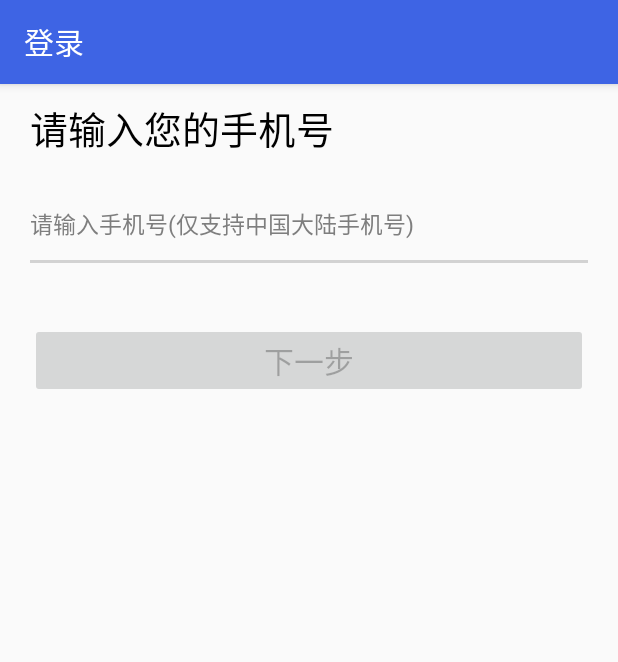
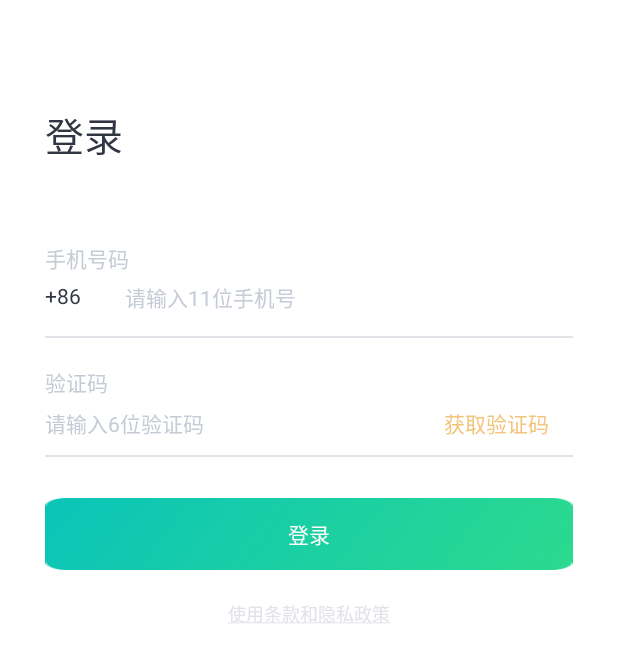
Before and after one commit to liyanfeng25/android-chat, an Android app: the screen it shows after launch (SMSLoginActivity), on a phone screen of 412 x 824 dp. Shown: the top 662 px of the screen. Run offline under Robolectric (Android 15) with nearby library versions, the phone set to English and light mode, and no system bars; our stand-ins replace ButterKnife; libraries missing offline, so code that uses them is left out: com.huawei.hms, com.meizu.cloud, com.tencent.bugly; pictures from the network do not load; 9 statements that could not run were skipped.

Commit message:
登录页面绘制，

```diff
--- a/chat/src/main/java/cn/wildfire/chat/app/login/SMSLoginActivity.java
+++ b/chat/src/main/java/cn/wildfire/chat/app/login/SMSLoginActivity.java
@@ -1,34 +1,129 @@
 package cn.wildfire.chat.app.login;
 
-import android.content.Intent;
+import android.graphics.Color;
+import android.os.Build;
+import android.os.Bundle;
+import android.os.Handler;
 import android.text.Editable;
+import android.view.View;
+import android.view.Window;
+import android.view.WindowManager;
 import android.widget.Button;
 import android.widget.EditText;
+import android.widget.TextView;
+import android.widget.Toast;
+
+import androidx.annotation.Nullable;
+
+import java.util.HashMap;
+import java.util.Map;
 
 import butterknife.Bind;
 import butterknife.OnClick;
 import butterknife.OnTextChanged;
+import cn.wildfire.chat.app.Config;
 import cn.wildfire.chat.kit.WfcBaseActivity;
+import cn.wildfire.chat.kit.net.OKHttpHelper;
+import cn.wildfire.chat.kit.net.SimpleCallback;
+import cn.wildfire.chat.kit.net.base.StatusResult;
 import cn.wildfirechat.chat.R;
 
 public class SMSLoginActivity extends WfcBaseActivity {
-    @Bind(R.id.loginButton)
-    Button loginButton;
-    @Bind(R.id.phoneNumberEditText)
-    EditText phoneNumberEditText;
+
+    @Bind(R.id.phone_number_editText)
+    private EditText phoneNumberEditText;
+
+    @Bind(R.id.verify_code_editText)
+    private EditText verifyCodeEditText;
+
+    @Bind(R.id.get_verify_code)
+    private TextView getVerifyCode;
+
+    @Bind(R.id.btn_login)
+    private Button loginButton;
+
+    private Handler handler = new Handler();
 
     @Override
-    protected int contentLayout() {
-        return R.layout.login_activity_sms;
+    public void onCreate(@Nullable Bundle savedInstanceState) {
+        super.onCreate(savedInstanceState);
+        setStatusBarFullTransparent();
     }
 
-    @OnTextChanged(value = R.id.phoneNumberEditText, callback = OnTextChanged.Callback.AFTER_TEXT_CHANGED)
+    //监听手机号的变化
+    @OnTextChanged(value = R.id.phone_number_editText, callback = OnTextChanged.Callback.AFTER_TEXT_CHANGED)
     void inputPhoneNumber(Editable editable) {
         String phone = editable.toString().trim();
         if (phone.length() == 11) {
-            loginButton.setEnabled(true);
+
+            loginButton.setClickable(true);
+            getVerifyCode.setClickable(true);
         } else {
-            loginButton.setEnabled(false);
+
+            loginButton.setClickable(false);
+            getVerifyCode.setClickable(false);
+        }
+    }
+
+    @OnClick(R.id.get_verify_code)
+    void getVerifyCode() {
+
+        getVerifyCode.setEnabled(false);
+
+        handler.postDelayed(new Runnable() {
+            @Override
+            public void run() {
+                if (!isFinishing()) {
+                    getVerifyCode.setEnabled(true);
+                }
+            }
+        }, 60 * 1000);
+
+        String url = "http://" + Config.APP_SERVER_HOST + ":" + Config.APP_SERVER_PORT + "/send_code";
+        Map<String, String> params = new HashMap<>();
+        params.put("mobile", phoneNumberEditText.getText().toString());
+        OKHttpHelper.post(url, params, new SimpleCallback<StatusResult>() {
+            @Override
+            public void onUiSuccess(StatusResult statusResult) {
+                if (statusResult.getCode() == 0) {
+                    Toast.makeText(SMSLoginActivity.this, "发送验证码成功", Toast.LENGTH_SHORT).show();
+                } else {
+                    Toast.makeText(SMSLoginActivity.this, "发送验证码失败: " + statusResult.getCode(), Toast.LENGTH_SHORT).show();
+                }
+            }
+
+            @Override
+            public void onUiFailure(int code, String msg) {
+                Toast.makeText(SMSLoginActivity.this, "发送验证码失败: " + msg, Toast.LENGTH_SHORT).show();
+            }
+        });
+
+    }
+
+    @OnClick(R.id.btn_login)
+    void login() {
+        String phoneNumber = phoneNumberEditText.getText().toString().trim();
+    }
+
+    /**
+     * 设置状态栏透明同时设置虚拟按钮隐藏
+     */
+    protected void setStatusBarFullTransparent() {
+
+        //5.0
+        if (Build.VERSION.SDK_INT >= Build.VERSION_CODES.LOLLIPOP) {
+
+            Window window = getWindow();
+            window.clearFlags(WindowManager.LayoutParams.FLAG_TRANSLUCENT_STATUS);
+            window.getDecorView().setSystemUiVisibility(
+                    View.SYSTEM_UI_FLAG_LAYOUT_FULLSCREEN
+                            | View.SYSTEM_UI_FLAG_LAYOUT_STABLE
+                            | View.SYSTEM_UI_FLAG_HIDE_NAVIGATION
+                            | View.SYSTEM_UI_FLAG_IMMERSIVE);
+            window.addFlags(WindowManager.LayoutParams.FLAG_DRAWS_SYSTEM_BAR_BACKGROUNDS);
+            window.setStatusBarColor(Color.TRANSPARENT);
+        } else if (Build.VERSION.SDK_INT >= 19) {//19表示4.4
+            getWindow().addFlags(WindowManager.LayoutParams.FLAG_TRANSLUCENT_STATUS);
         }
     }
 
@@ -37,11 +132,8 @@ public class SMSLoginActivity extends WfcBaseActivity {
         return false;
     }
 
-    @OnClick(R.id.loginButton)
-    void login() {
-        String phoneNumber = phoneNumberEditText.getText().toString().trim();
-        Intent intent = new Intent(SMSLoginActivity.this, AuthCodeActivity.class);
-        intent.putExtra("phoneNumber", phoneNumber);
-        startActivity(intent);
+    @Override
+    protected int contentLayout() {
+        return R.layout.login_activity_sms;
     }
 }
--- a/chat/src/main/res/layout/login_activity_sms.xml
+++ b/chat/src/main/res/layout/login_activity_sms.xml
@@ -1,91 +1,124 @@
 <?xml version="1.0" encoding="utf-8"?>
-<LinearLayout xmlns:android="http://schemas.android.com/apk/res/android"
+<RelativeLayout xmlns:android="http://schemas.android.com/apk/res/android"
     android:layout_width="match_parent"
     android:layout_height="match_parent"
-    android:orientation="vertical">
-
-    <include layout="@layout/toolbar" />
-
-    <LinearLayout
-        android:layout_width="match_parent"
-        android:layout_height="wrap_content"
-        android:orientation="vertical"
-        android:paddingLeft="20dp"
-        android:paddingRight="20dp">
+    android:background="@color/white">
 
     <TextView
         android:layout_width="wrap_content"
         android:layout_height="wrap_content"
-            android:layout_marginTop="10dp"
-            android:text="请输入您的手机号"
-            android:textColor="@color/black"
-            android:textSize="25sp" />
+        android:layout_marginLeft="30dp"
+        android:layout_marginTop="70dp"
+        android:text="@string/login_login"
+        android:textColor="@color/black323643"
+        android:textSize="26sp" />
+
+    <TextView
+        android:layout_width="wrap_content"
+        android:layout_height="wrap_content"
+        android:layout_marginLeft="30dp"
+        android:layout_marginTop="161dp"
+        android:text="@string/login_phone_number"
+        android:textColor="@color/grey_c5ccd6"
+        android:textSize="14sp" />
+
+    <TextView
+        android:layout_width="wrap_content"
+        android:layout_height="wrap_content"
+        android:layout_marginLeft="30dp"
+        android:layout_marginTop="187dp"
+        android:text="@string/login_phone_prefix"
+        android:textColor="@color/black323643"
+        android:textSize="14sp" />
 
     <EditText
-            android:id="@+id/phoneNumberEditText"
-            android:layout_width="match_parent"
-            android:layout_height="50dp"
-            android:layout_marginTop="20dp"
+        android:id="@+id/phone_number_editText"
+        android:layout_width="wrap_content"
+        android:layout_height="wrap_content"
+        android:layout_marginLeft="83dp"
+        android:layout_marginTop="187dp"
         android:background="@null"
-            android:drawableBottom="@drawable/selector_edit_focus"
-            android:focusable="true"
-            android:focusableInTouchMode="true"
         android:gravity="center_vertical"
-            android:hint="请输入手机号(仅支持中国大陆手机号)"
+        android:hint="@string/login_input_phone_number"
         android:inputType="number"
         android:maxLines="1"
-            android:textColor="@color/black"
-            android:textColorHint="@color/gray1"
-            android:textSize="15sp" />
-
-        <LinearLayout
-            android:visibility="gone"
-            android:layout_width="match_parent"
-            android:layout_height="50dp"
-            android:layout_marginTop="20dp"
-            android:orientation="horizontal">
-
-            <EditText
-                android:id="@+id/authCodeEditText"
-                android:layout_width="0dp"
-                android:layout_height="match_parent"
-                android:layout_weight="1"
-                android:background="@null"
-                android:focusable="true"
-                android:focusableInTouchMode="true"
-                android:gravity="center_vertical"
-                android:hint="请输入验证码"
-                android:inputType="number"
-                android:maxLines="1"
-                android:textColor="@color/black"
-                android:textColorHint="@color/gray1"
-                android:textSize="15sp" />
-
-            <Button
-                android:id="@+id/requestAuthCodeButton"
-                android:layout_width="wrap_content"
-                android:layout_height="match_parent"
-                android:background="@null"
-                android:enabled="false"
-                android:gravity="center_vertical"
-                android:text="发送验证码"
-                android:textSize="15sp" />
-        </LinearLayout>
+        android:textColorHint="@color/grey_c5ccd6"
+        android:textSize="14sp" />
 
     <View
         android:layout_width="match_parent"
-            android:layout_height="1px"
-            android:background="@color/line" />
+        android:layout_height="1dp"
+        android:layout_marginLeft="30dp"
+        android:layout_marginTop="224dp"
+        android:layout_marginRight="30dp"
+        android:background="@color/grey_e1e3e8" />
+
+    <TextView
+        android:layout_width="wrap_content"
+        android:layout_height="wrap_content"
+        android:layout_marginLeft="30dp"
+        android:layout_marginTop="244dp"
+        android:text="@string/login_verify_code"
+        android:textColor="@color/grey_c5ccd6"
+        android:textSize="14sp" />
+
+    <EditText
+        android:id="@+id/verify_code_editText"
+        android:layout_width="wrap_content"
+        android:layout_height="wrap_content"
+        android:layout_marginLeft="30dp"
+        android:layout_marginTop="271dp"
+        android:background="@null"
+        android:gravity="center_vertical"
+        android:hint="@string/login_input_verify_code"
+        android:inputType="number"
+        android:maxLines="1"
+        android:textColorHint="@color/grey_c5ccd6"
+        android:textSize="14sp" />
+
+    <TextView
+        android:id="@+id/get_verify_code"
+        android:layout_width="wrap_content"
+        android:layout_height="wrap_content"
+        android:layout_alignParentRight="true"
+        android:layout_marginTop="271dp"
+        android:layout_marginRight="46dp"
+        android:maxLines="1"
+        android:text="@string/login_get_verify_code"
+        android:textColor="@color/orange_f2c57d"
+        android:textSize="14sp" />
+
+    <View
+        android:layout_width="match_parent"
+        android:layout_height="1dp"
+        android:layout_marginLeft="30dp"
+        android:layout_marginTop="303dp"
+        android:layout_marginRight="30dp"
+        android:background="@color/grey_e1e3e8" />
 
     <Button
-            android:id="@+id/loginButton"
+        android:id="@+id/btn_login"
         android:layout_width="match_parent"
+        android:layout_height="48dp"
+        android:layout_marginLeft="30dp"
+        android:layout_marginTop="332dp"
+        android:layout_marginRight="30dp"
+        android:background="@mipmap/button_login"
+        android:gravity="center"
+        android:text="@string/login_login"
+        android:textColor="@color/white_fbfbfb"
+        android:textSize="14sp" />
+
+    <TextView
+        android:layout_width="wrap_content"
         android:layout_height="wrap_content"
-            android:layout_marginTop="40dp"
-            android:enabled="false"
-            android:text="下一步"
-            android:textSize="20sp" />
+        android:layout_centerHorizontal="true"
+        android:layout_marginTop="400dp"
+        android:autoLink="all"
+        android:maxLines="1"
+        android:text="@string/login_policy"
+        android:textColor="@color/grey_e1e3e8"
+        android:textSize="12sp" />
 
-    </LinearLayout>
 
-</LinearLayout>
+</RelativeLayout>
--- a/chat/src/main/res/values/strings.xml
+++ b/chat/src/main/res/values/strings.xml
@@ -1,5 +1,15 @@
 <resources>
     <string name="app_name">野火IM</string>
+
+    <!--登录-->
+    <string name="login_login">登录</string>
+    <string name="login_phone_number">手机号码</string>
+    <string name="login_phone_prefix">+86</string>
+    <string name="login_input_phone_number">请输入11位手机号</string>
+    <string name="login_verify_code">验证码</string>
+    <string name="login_input_verify_code">请输入6位验证码</string>
+    <string name="login_get_verify_code">获取验证码</string>
+    <string name="login_policy"><u>使用条款和隐私政策</u></string>
 
     <string name="complete">完成</string>
 
--- a/imagepicker/src/main/res/values/colors.xml
+++ b/imagepicker/src/main/res/values/colors.xml
@@ -1,7 +1,16 @@
 <?xml version="1.0" encoding="utf-8"?>
 <resources>
+
+    <!--登录页面-->
+    <color name="black323643">#323643</color>
+    <color name="grey_c5ccd6">#c5ccd6</color>
+    <color name="grey_e1e3e8">#e1e3e8</color>
+    <color name="black">#000000</color>
+    <color name="orange_f2c57d">#f2c57d</color>
+    <color name="white_fbfbfb">#fbfbfb</color>
+
+
     <color name="theme_body">#cc22292c</color>
-    <color name="black">#000000</color>
     <color name="status_bar">#303135</color>
     <color name="transparent">#00000000</color>
 </resources>
```
Also changed, not shown: chat/src/main/res/mipmap-hdpi/button_login.png (added), chat/src/main/res/mipmap-mdpi/button_login.png (added), chat/src/main/res/mipmap-xhdpi/button_login.png (added), chat/src/main/res/mipmap-xxhdpi/button_login.png (added), chat/src/main/res/mipmap-xxxhdpi/button_login.png (added). Lines whose indentation alone changed are shown as unchanged.
